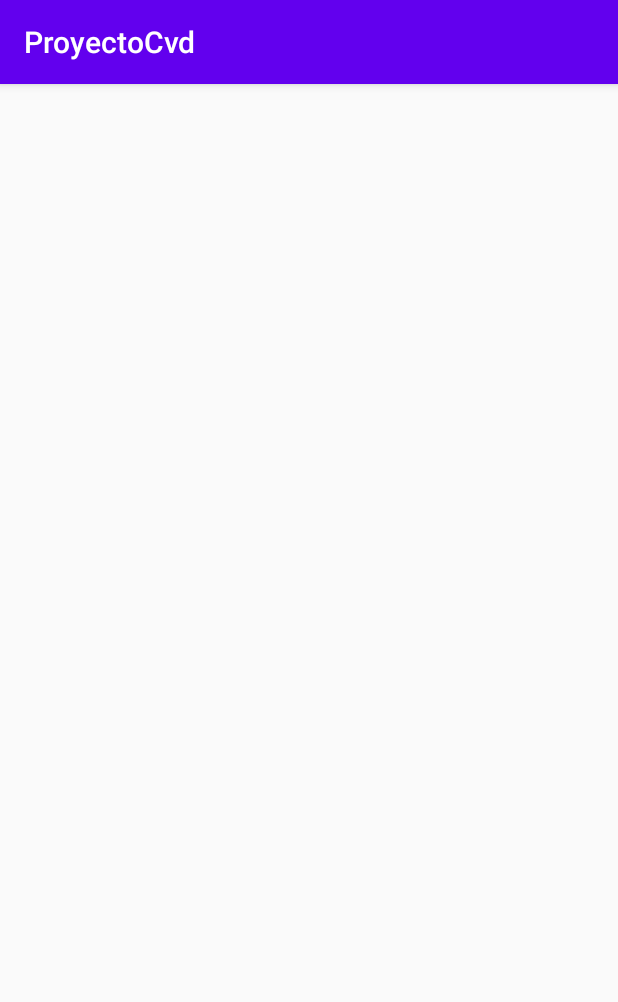
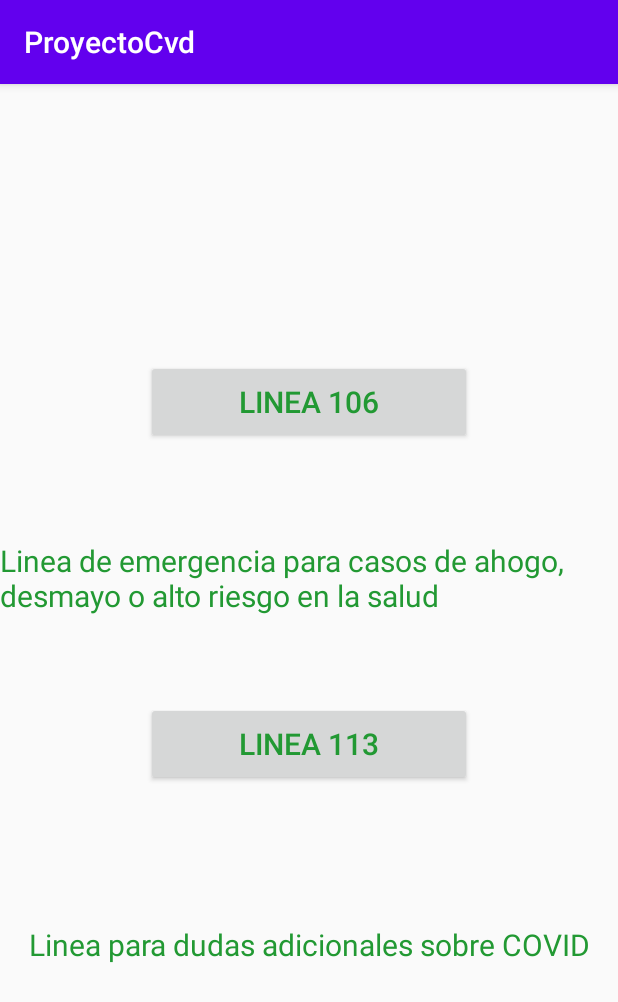
Before and after one commit to DiegoTorrePerez/ProyectoCvd, an Android app: the LlamadaEmergencia screen opened directly, with no data from a screen before it, on a phone screen of 412 x 824 dp. Shown: the top 1002 px of the screen. Run offline under Robolectric (Android 15) with nearby library versions, the phone set to English and light mode, and no system bars.

Commit message:
Se agregó la función de llamada a dos botones

```diff
--- a/app/src/main/AndroidManifest.xml
+++ b/app/src/main/AndroidManifest.xml
@@ -8,6 +8,7 @@
          location permissions for the 'MyLocation' functionality.
     -->
     <uses-permission android:name="android.permission.ACCESS_FINE_LOCATION" />
+    <uses-permission android:name="android.permission.CALL_PHONE" />
 
     <application
         android:allowBackup="true"
--- a/app/src/main/java/com/test/proyectocvd/LlamadaEmergencia.java
+++ b/app/src/main/java/com/test/proyectocvd/LlamadaEmergencia.java
@@ -1,8 +1,14 @@
 package com.test.proyectocvd;
 
 import androidx.appcompat.app.AppCompatActivity;
+import androidx.core.app.ActivityCompat;
 
+import android.Manifest;
+import android.content.Intent;
+import android.content.pm.PackageManager;
+import android.net.Uri;
 import android.os.Bundle;
+import android.view.View;
 
 public class LlamadaEmergencia extends AppCompatActivity {
 
@@ -11,4 +17,16 @@ public class LlamadaEmergencia extends AppCompatActivity {
         super.onCreate(savedInstanceState);
         setContentView(R.layout.activity_llamada_emergencia);
     }
+    public void Llamada1(View view){
+        Intent i = new Intent(Intent.ACTION_CALL, Uri.parse("tel:113"));
+        if(ActivityCompat.checkSelfPermission(LlamadaEmergencia.this, Manifest.permission.CALL_PHONE) != PackageManager.PERMISSION_GRANTED)
+            return;
+        startActivity(i);
+    }
+    public void Llamada2(View view){
+        Intent i = new Intent(Intent.ACTION_CALL, Uri.parse("tel:106"));
+        if(ActivityCompat.checkSelfPermission(LlamadaEmergencia.this, Manifest.permission.CALL_PHONE) != PackageManager.PERMISSION_GRANTED)
+            return;
+        startActivity(i);
+    }
 }
--- a/app/src/main/res/layout/activity_llamada_emergencia.xml
+++ b/app/src/main/res/layout/activity_llamada_emergencia.xml
@@ -6,4 +6,45 @@
     android:layout_height="match_parent"
     tools:context=".LlamadaEmergencia">
 
+    <Button
+        android:id="@+id/button"
+        android:layout_width="217dp"
+        android:layout_height="56dp"
+        android:layout_marginTop="172dp"
+        android:onClick="Llamada1"
+        android:text="LINEA 113"
+        app:layout_constraintEnd_toEndOf="parent"
+        app:layout_constraintStart_toStartOf="parent"
+        app:layout_constraintTop_toBottomOf="@+id/button2" />
+
+    <TextView
+        android:id="@+id/textView7"
+        android:layout_width="wrap_content"
+        android:layout_height="wrap_content"
+        android:layout_marginTop="92dp"
+        android:text="Linea para dudas adicionales sobre COVID"
+        app:layout_constraintEnd_toEndOf="parent"
+        app:layout_constraintStart_toStartOf="parent"
+        app:layout_constraintTop_toBottomOf="@+id/button" />
+
+    <Button
+        android:id="@+id/button2"
+        android:layout_width="217dp"
+        android:layout_height="56dp"
+        android:layout_marginTop="184dp"
+        android:onClick="Llamada2"
+        android:text="LINEA 106"
+        app:layout_constraintEnd_toEndOf="parent"
+        app:layout_constraintStart_toStartOf="parent"
+        app:layout_constraintTop_toTopOf="parent" />
+
+    <TextView
+        android:id="@+id/textView8"
+        android:layout_width="wrap_content"
+        android:layout_height="wrap_content"
+        android:layout_marginTop="64dp"
+        android:text="Linea de emergencia para casos de ahogo, desmayo o alto riesgo en la salud"
+        app:layout_constraintEnd_toEndOf="parent"
+        app:layout_constraintStart_toStartOf="parent"
+        app:layout_constraintTop_toBottomOf="@+id/button2" />
 </androidx.constraintlayout.widget.ConstraintLayout>
```
